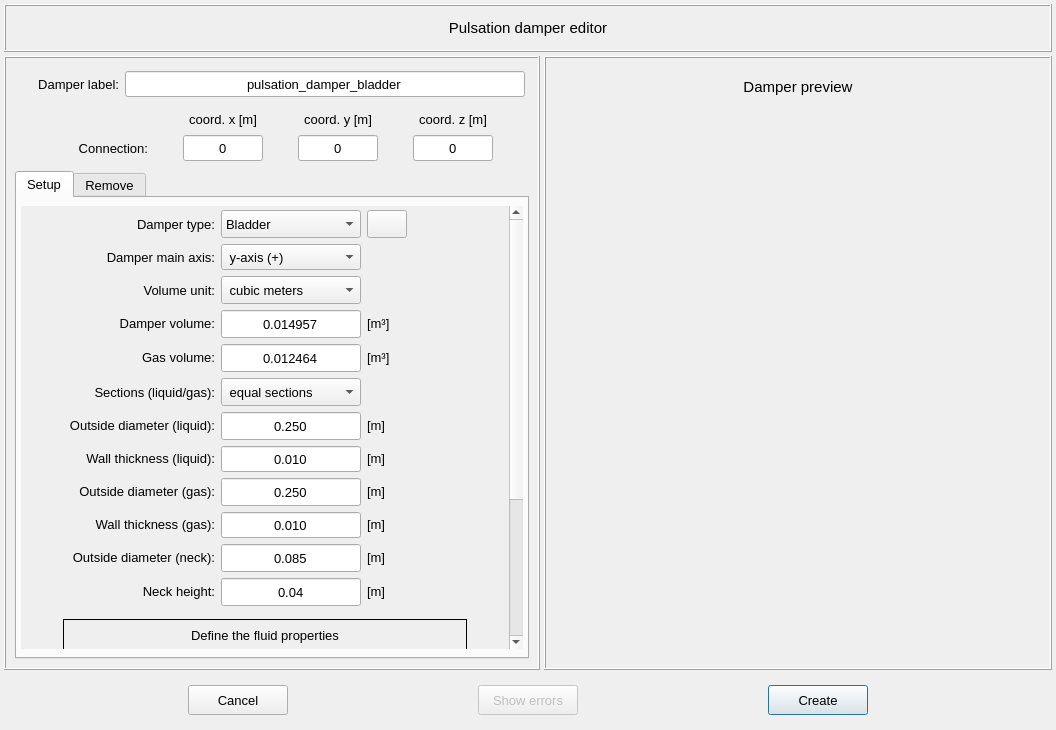
This is pulse/interface/data/ui_files/model/editor/pulsation_damper_editor_inputs.ui in open-pulse/OpenPulse as Qt 5 draws it before an edit. The edited form follows.
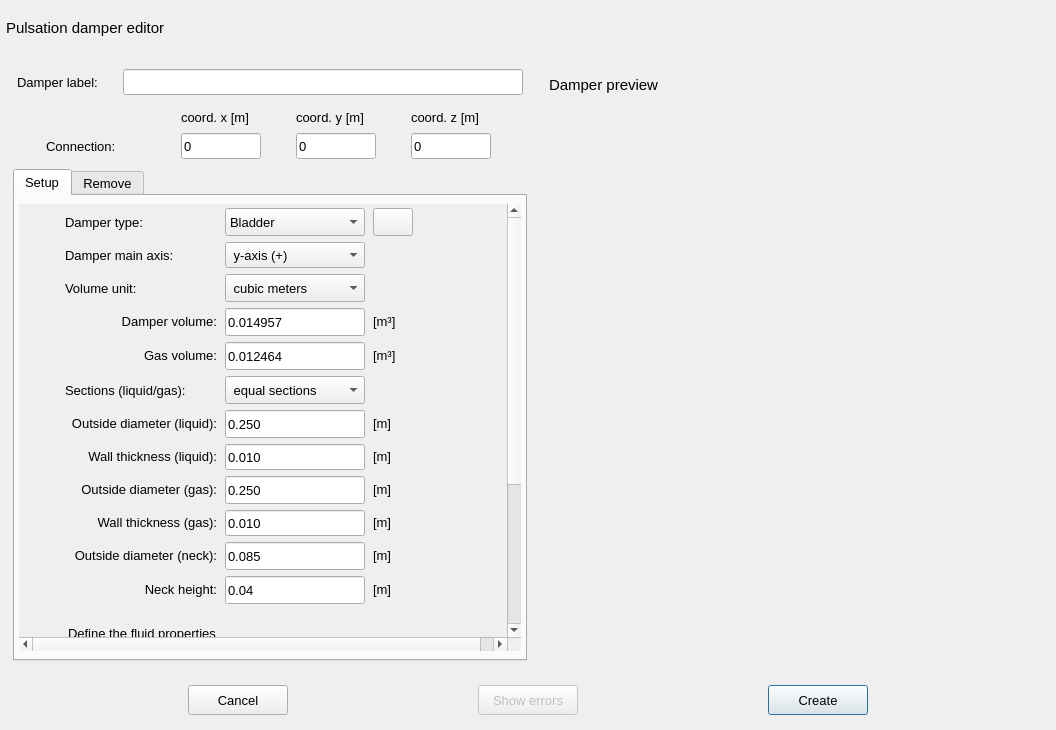
This is the edited form. The open tabs and pages were chosen to show the change. Icons and pictures are not drawn.

Commit message: removes blank spaces, fixes QHEaderView import in fluid widget and minor adjustmens to damper inputs ui

```diff
--- a/pulse/interface/data/ui_files/model/editor/pulsation_damper_editor_inputs.ui
+++ b/pulse/interface/data/ui_files/model/editor/pulsation_damper_editor_inputs.ui
@@ -49,10 +49,7 @@
       </font>
      </property>
      <property name="frameShape">
-      <enum>QFrame::Shape::Box</enum>
-     </property>
-     <property name="frameShadow">
-      <enum>QFrame::Shadow::Raised</enum>
+      <enum>QFrame::NoFrame</enum>
      </property>
      <layout class="QGridLayout" name="gridLayout_4">
       <item row="3" column="0">
@@ -64,10 +61,7 @@
          </size>
         </property>
         <property name="frameShape">
-         <enum>QFrame::Shape::NoFrame</enum>
-        </property>
-        <property name="frameShadow">
-         <enum>QFrame::Shadow::Raised</enum>
+         <enum>QFrame::NoFrame</enum>
         </property>
         <layout class="QGridLayout" name="gridLayout_10">
          <property name="leftMargin">
@@ -103,6 +97,7 @@
             <font>
              <family>MS Shell Dlg 2</family>
              <pointsize>10</pointsize>
+             <weight>50</weight>
              <italic>false</italic>
              <bold>false</bold>
             </font>
@@ -143,7 +138,7 @@
                  <rect>
                   <x>0</x>
                   <y>0</y>
-                  <width>496</width>
+                  <width>495</width>
                   <height>658</height>
                  </rect>
                 </property>
@@ -172,10 +167,7 @@
                     </size>
                    </property>
                    <property name="frameShape">
-                    <enum>QFrame::Shape::NoFrame</enum>
-                   </property>
-                   <property name="frameShadow">
-                    <enum>QFrame::Shadow::Raised</enum>
+                    <enum>QFrame::NoFrame</enum>
                    </property>
                    <layout class="QGridLayout" name="gridLayout_14">
                     <property name="leftMargin">
@@ -195,9 +187,6 @@
                     </property>
                     <item row="0" column="0">
                      <spacer name="horizontalSpacer_11">
-                      <property name="orientation">
-                       <enum>Qt::Orientation::Horizontal</enum>
-                      </property>
                       <property name="sizeHint" stdset="0">
                        <size>
                         <width>40</width>
@@ -259,6 +248,7 @@
                        <font>
                         <family>MS Shell Dlg 2</family>
                         <pointsize>10</pointsize>
+                        <weight>50</weight>
                         <italic>false</italic>
                         <bold>false</bold>
                        </font>
@@ -266,9 +256,6 @@
                       <property name="text">
                        <string>&lt;html&gt;&lt;head/&gt;&lt;body&gt;&lt;p align=&quot;right&quot;&gt;Gas volume:&lt;/p&gt;&lt;/body&gt;&lt;/html&gt;</string>
                       </property>
-                      <property name="alignment">
-                       <set>Qt::AlignmentFlag::AlignRight|Qt::AlignmentFlag::AlignTrailing|Qt::AlignmentFlag::AlignVCenter</set>
-                      </property>
                      </widget>
                     </item>
                     <item row="12" column="2">
@@ -289,6 +276,7 @@
                        <font>
                         <family>MS Shell Dlg 2</family>
                         <pointsize>10</pointsize>
+                        <weight>50</weight>
                         <italic>false</italic>
                         <bold>false</bold>
                        </font>
@@ -299,9 +287,6 @@
                       <property name="text">
                        <string>0.010</string>
                       </property>
-                      <property name="alignment">
-                       <set>Qt::AlignmentFlag::AlignCenter</set>
-                      </property>
                      </widget>
                     </item>
                     <item row="12" column="3">
@@ -322,6 +307,7 @@
                        <font>
                         <family>MS Shell Dlg 2</family>
                         <pointsize>10</pointsize>
+                        <weight>50</weight>
                         <italic>false</italic>
                         <bold>false</bold>
                        </font>
@@ -329,9 +315,6 @@
                       <property name="text">
                        <string>&lt;html&gt;&lt;head/&gt;&lt;body&gt;&lt;p&gt;[m]&lt;/p&gt;&lt;/body&gt;&lt;/html&gt;</string>
                       </property>
-                      <property name="alignment">
-                       <set>Qt::AlignmentFlag::AlignLeading|Qt::AlignmentFlag::AlignLeft|Qt::AlignmentFlag::AlignVCenter</set>
-                      </property>
                      </widget>
                     </item>
                     <item row="14" column="2">
@@ -352,6 +335,7 @@
                        <font>
                         <family>MS Shell Dlg 2</family>
                         <pointsize>10</pointsize>
+                        <weight>50</weight>
                         <italic>false</italic>
                         <bold>false</bold>
                        </font>
@@ -362,9 +346,6 @@
                       <property name="text">
                        <string>0.04</string>
                       </property>
-                      <property name="alignment">
-                       <set>Qt::AlignmentFlag::AlignCenter</set>
-                      </property>
                      </widget>
                     </item>
                     <item row="8" column="3">
@@ -385,6 +366,7 @@
                        <font>
                         <family>MS Shell Dlg 2</family>
                         <pointsize>10</pointsize>
+                        <weight>50</weight>
                         <italic>false</italic>
                         <bold>false</bold>
                        </font>
@@ -392,9 +374,6 @@
                       <property name="text">
                        <string>&lt;html&gt;&lt;head/&gt;&lt;body&gt;&lt;p&gt;[m]&lt;/p&gt;&lt;/body&gt;&lt;/html&gt;</string>
                       </property>
-                      <property name="alignment">
-                       <set>Qt::AlignmentFlag::AlignLeading|Qt::AlignmentFlag::AlignLeft|Qt::AlignmentFlag::AlignVCenter</set>
-                      </property>
                      </widget>
                     </item>
                     <item row="5" column="2">
@@ -415,6 +394,7 @@
                        <font>
                         <family>MS Shell Dlg 2</family>
                         <pointsize>10</pointsize>
+                        <weight>50</weight>
                         <italic>false</italic>
                         <bold>false</bold>
                        </font>
@@ -422,9 +402,6 @@
                       <property name="text">
                        <string>0.014957</string>
                       </property>
-                      <property name="alignment">
-                       <set>Qt::AlignmentFlag::AlignCenter</set>
-                      </property>
                      </widget>
                     </item>
                     <item row="13" column="2">
@@ -445,6 +422,7 @@
                        <font>
                         <family>MS Shell Dlg 2</family>
                         <pointsize>10</pointsize>
+                        <weight>50</weight>
                         <italic>false</italic>
                         <bold>false</bold>
                        </font>
@@ -455,9 +433,6 @@
                       <property name="text">
                        <string>0.085</string>
                       </property>
-                      <property name="alignment">
-                       <set>Qt::AlignmentFlag::AlignCenter</set>
-                      </property>
                      </widget>
                     </item>
                     <item row="8" column="2">
@@ -478,6 +453,7 @@
                        <font>
                         <family>MS Shell Dlg 2</family>
                         <pointsize>10</pointsize>
+                        <weight>50</weight>
                         <italic>false</italic>
                         <bold>false</bold>
                        </font>
@@ -488,9 +464,6 @@
                       <property name="text">
                        <string>0.250</string>
                       </property>
-                      <property name="alignment">
-                       <set>Qt::AlignmentFlag::AlignCenter</set>
-                      </property>
                      </widget>
                     </item>
                     <item row="8" column="1">
@@ -511,6 +484,7 @@
                        <font>
                         <family>MS Shell Dlg 2</family>
                         <pointsize>10</pointsize>
+                        <weight>50</weight>
                         <italic>false</italic>
                         <bold>false</bold>
                        </font>
@@ -518,9 +492,6 @@
                       <property name="text">
                        <string>&lt;html&gt;&lt;head/&gt;&lt;body&gt;&lt;p align=&quot;right&quot;&gt;Outside diameter (liquid):&lt;/p&gt;&lt;/body&gt;&lt;/html&gt;</string>
                       </property>
-                      <property name="alignment">
-                       <set>Qt::AlignmentFlag::AlignRight|Qt::AlignmentFlag::AlignTrailing|Qt::AlignmentFlag::AlignVCenter</set>
-                      </property>
                      </widget>
                     </item>
                     <item row="5" column="3">
@@ -541,6 +512,7 @@
                        <font>
                         <family>MS Shell Dlg 2</family>
                         <pointsize>10</pointsize>
+                        <weight>50</weight>
                         <italic>false</italic>
                         <bold>false</bold>
                        </font>
@@ -548,9 +520,6 @@
                       <property name="text">
                        <string>&lt;html&gt;&lt;head/&gt;&lt;body&gt;&lt;p&gt;[m³]&lt;/p&gt;&lt;/body&gt;&lt;/html&gt;</string>
                       </property>
-                      <property name="alignment">
-                       <set>Qt::AlignmentFlag::AlignLeading|Qt::AlignmentFlag::AlignLeft|Qt::AlignmentFlag::AlignVCenter</set>
-                      </property>
                      </widget>
                     </item>
                     <item row="4" column="1">
@@ -571,6 +540,7 @@
                        <font>
                         <family>MS Shell Dlg 2</family>
                         <pointsize>10</pointsize>
+                        <weight>50</weight>
                         <italic>false</italic>
                         <bold>false</bold>
                        </font>
@@ -578,9 +548,6 @@
                       <property name="text">
                        <string>Volume unit:</string>
                       </property>
-                      <property name="alignment">
-                       <set>Qt::AlignmentFlag::AlignRight|Qt::AlignmentFlag::AlignTrailing|Qt::AlignmentFlag::AlignVCenter</set>
-                      </property>
                      </widget>
                     </item>
                     <item row="14" column="1">
@@ -601,6 +568,7 @@
                        <font>
                         <family>MS Shell Dlg 2</family>
                         <pointsize>10</pointsize>
+                        <weight>50</weight>
                         <italic>false</italic>
                         <bold>false</bold>
                        </font>
@@ -608,9 +576,6 @@
                       <property name="text">
                        <string>&lt;html&gt;&lt;head/&gt;&lt;body&gt;&lt;p align=&quot;right&quot;&gt;Neck height:&lt;/p&gt;&lt;/body&gt;&lt;/html&gt;</string>
                       </property>
-                      <property name="alignment">
-                       <set>Qt::AlignmentFlag::AlignRight|Qt::AlignmentFlag::AlignTrailing|Qt::AlignmentFlag::AlignVCenter</set>
-                      </property>
                      </widget>
                     </item>
                     <item row="5" column="1">
@@ -631,6 +596,7 @@
                        <font>
                         <family>MS Shell Dlg 2</family>
                         <pointsize>10</pointsize>
+                        <weight>50</weight>
                         <italic>false</italic>
                         <bold>false</bold>
                        </font>
@@ -638,16 +604,10 @@
                       <property name="text">
                        <string>&lt;html&gt;&lt;head/&gt;&lt;body&gt;&lt;p align=&quot;right&quot;&gt;Damper volume:&lt;/p&gt;&lt;/body&gt;&lt;/html&gt;</string>
                       </property>
-                      <property name="alignment">
-                       <set>Qt::AlignmentFlag::AlignRight|Qt::AlignmentFlag::AlignTrailing|Qt::AlignmentFlag::AlignVCenter</set>
-                      </property>
                      </widget>
                     </item>
                     <item row="0" column="4">
                      <spacer name="horizontalSpacer_10">
-                      <property name="orientation">
-                       <enum>Qt::Orientation::Horizontal</enum>
-                      </property>
                       <property name="sizeHint" stdset="0">
                        <size>
                         <width>40</width>
@@ -674,6 +634,7 @@
                        <font>
                         <family>MS Shell Dlg 2</family>
                         <pointsize>10</pointsize>
+                        <weight>50</weight>
                         <italic>false</italic>
                         <bold>false</bold>
                        </font>
@@ -681,9 +642,6 @@
                       <property name="text">
                        <string>&lt;html&gt;&lt;head/&gt;&lt;body&gt;&lt;p&gt;[m³]&lt;/p&gt;&lt;/body&gt;&lt;/html&gt;</string>
                       </property>
-                      <property name="alignment">
-                       <set>Qt::AlignmentFlag::AlignLeading|Qt::AlignmentFlag::AlignLeft|Qt::AlignmentFlag::AlignVCenter</set>
-                      </property>
                      </widget>
                     </item>
                     <item row="3" column="1">
@@ -704,6 +662,7 @@
                        <font>
                         <family>MS Shell Dlg 2</family>
                         <pointsize>10</pointsize>
+                        <weight>50</weight>
                         <italic>false</italic>
                         <bold>false</bold>
                        </font>
@@ -711,9 +670,6 @@
                       <property name="text">
                        <string>Damper main axis:</string>
                       </property>
-                      <property name="alignment">
-                       <set>Qt::AlignmentFlag::AlignRight|Qt::AlignmentFlag::AlignTrailing|Qt::AlignmentFlag::AlignVCenter</set>
-                      </property>
                      </widget>
                     </item>
                     <item row="0" column="1">
@@ -734,6 +690,7 @@
                        <font>
                         <family>MS Shell Dlg 2</family>
                         <pointsize>10</pointsize>
+                        <weight>50</weight>
                         <italic>false</italic>
                         <bold>false</bold>
                        </font>
@@ -741,9 +698,6 @@
                       <property name="text">
                        <string>Damper type:</string>
                       </property>
-                      <property name="alignment">
-                       <set>Qt::AlignmentFlag::AlignRight|Qt::AlignmentFlag::AlignTrailing|Qt::AlignmentFlag::AlignVCenter</set>
-                      </property>
                      </widget>
                     </item>
                     <item row="12" column="1">
@@ -764,6 +718,7 @@
                        <font>
                         <family>MS Shell Dlg 2</family>
                         <pointsize>10</pointsize>
+                        <weight>50</weight>
                         <italic>false</italic>
                         <bold>false</bold>
                        </font>
@@ -771,9 +726,6 @@
                       <property name="text">
                        <string>&lt;html&gt;&lt;head/&gt;&lt;body&gt;&lt;p align=&quot;right&quot;&gt;Wall thickness (gas):&lt;/p&gt;&lt;/body&gt;&lt;/html&gt;</string>
                       </property>
-                      <property name="alignment">
-                       <set>Qt::AlignmentFlag::AlignRight|Qt::AlignmentFlag::AlignTrailing|Qt::AlignmentFlag::AlignVCenter</set>
-                      </property>
                      </widget>
                     </item>
                     <item row="10" column="3">
@@ -794,6 +746,7 @@
                        <font>
                         <family>MS Shell Dlg 2</family>
                         <pointsize>10</pointsize>
+                        <weight>50</weight>
                         <italic>false</italic>
                         <bold>false</bold>
                        </font>
@@ -801,9 +754,6 @@
                       <property name="text">
                        <string>&lt;html&gt;&lt;head/&gt;&lt;body&gt;&lt;p&gt;[m]&lt;/p&gt;&lt;/body&gt;&lt;/html&gt;</string>
                       </property>
-                      <property name="alignment">
-                       <set>Qt::AlignmentFlag::AlignLeading|Qt::AlignmentFlag::AlignLeft|Qt::AlignmentFlag::AlignVCenter</set>
-                      </property>
                      </widget>
                     </item>
                     <item row="4" column="2">
@@ -824,6 +774,7 @@
                        <font>
                         <family>MS Shell Dlg 2</family>
                         <pointsize>10</pointsize>
+                        <weight>50</weight>
                         <italic>false</italic>
                         <bold>false</bold>
                        </font>
@@ -863,6 +814,7 @@
                        <font>
                         <family>MS Shell Dlg 2</family>
                         <pointsize>10</pointsize>
+                        <weight>50</weight>
                         <italic>false</italic>
                         <bold>false</bold>
                        </font>
@@ -900,6 +852,7 @@
                        <font>
                         <family>MS Shell Dlg 2</family>
                         <pointsize>10</pointsize>
+                        <weight>50</weight>
                         <italic>false</italic>
                         <bold>false</bold>
                        </font>
@@ -907,9 +860,6 @@
                       <property name="text">
                        <string>&lt;html&gt;&lt;head/&gt;&lt;body&gt;&lt;p&gt;[m]&lt;/p&gt;&lt;/body&gt;&lt;/html&gt;</string>
                       </property>
-                      <property name="alignment">
-                       <set>Qt::AlignmentFlag::AlignLeading|Qt::AlignmentFlag::AlignLeft|Qt::AlignmentFlag::AlignVCenter</set>
-                      </property>
                      </widget>
                     </item>
                     <item row="6" column="2">
@@ -930,6 +880,7 @@
                        <font>
                         <family>MS Shell Dlg 2</family>
                         <pointsize>10</pointsize>
+                        <weight>50</weight>
                         <italic>false</italic>
                         <bold>false</bold>
                        </font>
@@ -940,9 +891,6 @@
                       <property name="text">
                        <string>0.012464</string>
                       </property>
-                      <property name="alignment">
-                       <set>Qt::AlignmentFlag::AlignCenter</set>
-                      </property>
                      </widget>
                     </item>
                     <item row="7" column="1">
@@ -963,6 +911,7 @@
                        <font>
                         <family>MS Shell Dlg 2</family>
                         <pointsize>10</pointsize>
+                        <weight>50</weight>
                         <italic>false</italic>
                         <bold>false</bold>
                        </font>
@@ -970,9 +919,6 @@
                       <property name="text">
                        <string>Sections (liquid/gas):</string>
                       </property>
-                      <property name="alignment">
-                       <set>Qt::AlignmentFlag::AlignRight|Qt::AlignmentFlag::AlignTrailing|Qt::AlignmentFlag::AlignVCenter</set>
-                      </property>
                      </widget>
                     </item>
                     <item row="7" column="2">
@@ -993,6 +939,7 @@
                        <font>
                         <family>MS Shell Dlg 2</family>
                         <pointsize>10</pointsize>
+                        <weight>50</weight>
                         <italic>false</italic>
                         <bold>false</bold>
                        </font>
@@ -1027,6 +974,7 @@
                        <font>
                         <family>MS Shell Dlg 2</family>
                         <pointsize>10</pointsize>
+                        <weight>50</weight>
                         <italic>false</italic>
                         <bold>false</bold>
                        </font>
@@ -1034,9 +982,6 @@
                       <property name="text">
                        <string>&lt;html&gt;&lt;head/&gt;&lt;body&gt;&lt;p align=&quot;right&quot;&gt;Outside diameter (gas):&lt;/p&gt;&lt;/body&gt;&lt;/html&gt;</string>
                       </property>
-                      <property name="alignment">
-                       <set>Qt::AlignmentFlag::AlignRight|Qt::AlignmentFlag::AlignTrailing|Qt::AlignmentFlag::AlignVCenter</set>
-                      </property>
                      </widget>
                     </item>
                     <item row="13" column="1">
@@ -1057,6 +1002,7 @@
                        <font>
                         <family>MS Shell Dlg 2</family>
                         <pointsize>10</pointsize>
+                        <weight>50</weight>
                         <italic>false</italic>
                         <bold>false</bold>
                        </font>
@@ -1064,9 +1010,6 @@
                       <property name="text">
                        <string>&lt;html&gt;&lt;head/&gt;&lt;body&gt;&lt;p align=&quot;right&quot;&gt;Outside diameter (neck):&lt;/p&gt;&lt;/body&gt;&lt;/html&gt;</string>
                       </property>
-                      <property name="alignment">
-                       <set>Qt::AlignmentFlag::AlignRight|Qt::AlignmentFlag::AlignTrailing|Qt::AlignmentFlag::AlignVCenter</set>
-                      </property>
                      </widget>
                     </item>
                     <item row="10" column="2">
@@ -1087,6 +1030,7 @@
                        <font>
                         <family>MS Shell Dlg 2</family>
                         <pointsize>10</pointsize>
+                        <weight>50</weight>
                         <italic>false</italic>
                         <bold>false</bold>
                        </font>
@@ -1097,9 +1041,6 @@
                       <property name="text">
                        <string>0.250</string>
                       </property>
-                      <property name="alignment">
-                       <set>Qt::AlignmentFlag::AlignCenter</set>
-                      </property>
                      </widget>
                     </item>
                     <item row="13" column="3">
@@ -1120,6 +1061,7 @@
                        <font>
                         <family>MS Shell Dlg 2</family>
                         <pointsize>10</pointsize>
+                        <weight>50</weight>
                         <italic>false</italic>
                         <bold>false</bold>
                        </font>
@@ -1127,9 +1069,6 @@
                       <property name="text">
                        <string>&lt;html&gt;&lt;head/&gt;&lt;body&gt;&lt;p&gt;[m]&lt;/p&gt;&lt;/body&gt;&lt;/html&gt;</string>
                       </property>
-                      <property name="alignment">
-                       <set>Qt::AlignmentFlag::AlignLeading|Qt::AlignmentFlag::AlignLeft|Qt::AlignmentFlag::AlignVCenter</set>
-                      </property>
                      </widget>
                     </item>
                     <item row="3" column="2">
@@ -1150,6 +1089,7 @@
                        <font>
                         <family>MS Shell Dlg 2</family>
                         <pointsize>10</pointsize>
+                        <weight>50</weight>
                         <italic>false</italic>
                         <bold>false</bold>
                        </font>
@@ -1207,6 +1147,7 @@
                        <font>
                         <family>MS Shell Dlg 2</family>
                         <pointsize>10</pointsize>
+                        <weight>50</weight>
                         <italic>false</italic>
                         <bold>false</bold>
                        </font>
@@ -1214,9 +1155,6 @@
                       <property name="text">
                        <string>&lt;html&gt;&lt;head/&gt;&lt;body&gt;&lt;p align=&quot;right&quot;&gt;Wall thickness (liquid):&lt;/p&gt;&lt;/body&gt;&lt;/html&gt;</string>
                       </property>
-                      <property name="alignment">
-                       <set>Qt::AlignmentFlag::AlignRight|Qt::AlignmentFlag::AlignTrailing|Qt::AlignmentFlag::AlignVCenter</set>
-                      </property>
                      </widget>
                     </item>
                     <item row="9" column="2">
@@ -1237,6 +1175,7 @@
                        <font>
                         <family>MS Shell Dlg 2</family>
                         <pointsize>10</pointsize>
+                        <weight>50</weight>
                         <italic>false</italic>
                         <bold>false</bold>
                        </font>
@@ -1247,9 +1186,6 @@
                       <property name="text">
                        <string>0.010</string>
                       </property>
-                      <property name="alignment">
-                       <set>Qt::AlignmentFlag::AlignCenter</set>
-                      </property>
                      </widget>
                     </item>
                     <item row="9" column="3">
@@ -1270,6 +1206,7 @@
                        <font>
                         <family>MS Shell Dlg 2</family>
                         <pointsize>10</pointsize>
+                        <weight>50</weight>
                         <italic>false</italic>
                         <bold>false</bold>
                        </font>
@@ -1277,9 +1214,6 @@
                       <property name="text">
                        <string>&lt;html&gt;&lt;head/&gt;&lt;body&gt;&lt;p&gt;[m]&lt;/p&gt;&lt;/body&gt;&lt;/html&gt;</string>
                       </property>
-                      <property name="alignment">
-                       <set>Qt::AlignmentFlag::AlignLeading|Qt::AlignmentFlag::AlignLeft|Qt::AlignmentFlag::AlignVCenter</set>
-                      </property>
                      </widget>
                     </item>
                    </layout>
@@ -1288,10 +1222,7 @@
                  <item row="1" column="0">
                   <widget class="QFrame" name="frame_3">
                    <property name="frameShape">
-                    <enum>QFrame::Shape::NoFrame</enum>
-                   </property>
-                   <property name="frameShadow">
-                    <enum>QFrame::Shadow::Raised</enum>
+                    <enum>QFrame::NoFrame</enum>
                    </property>
                    <layout class="QGridLayout" name="gridLayout">
                     <item row="4" column="2">
@@ -1395,9 +1326,6 @@
                     </item>
                     <item row="2" column="0">
                      <spacer name="horizontalSpacer_2">
-                      <property name="orientation">
-                       <enum>Qt::Orientation::Horizontal</enum>
-                      </property>
                       <property name="sizeHint" stdset="0">
                        <size>
                         <width>40</width>
@@ -1424,29 +1352,24 @@
                        <font>
                         <family>MS Shell Dlg 2</family>
                         <pointsize>10</pointsize>
+                        <weight>50</weight>
                         <italic>false</italic>
                         <bold>false</bold>
                        </font>
                       </property>
                       <property name="frameShape">
-                       <enum>QFrame::Shape::Box</enum>
+                       <enum>QFrame::NoFrame</enum>
                       </property>
                       <property name="text">
                        <string>Define the fluid properties</string>
                       </property>
                       <property name="textFormat">
-                       <enum>Qt::TextFormat::AutoText</enum>
-                      </property>
-                      <property name="alignment">
-                       <set>Qt::AlignmentFlag::AlignCenter</set>
+                       <enum>Qt::PlainText</enum>
                       </property>
                      </widget>
                     </item>
                     <item row="2" column="4">
                      <spacer name="horizontalSpacer">
-                      <property name="orientation">
-                       <enum>Qt::Orientation::Horizontal</enum>
-                      </property>
                       <property name="sizeHint" stdset="0">
                        <size>
                         <width>40</width>
@@ -2379,10 +2302,7 @@
          </font>
         </property>
         <property name="frameShape">
-         <enum>QFrame::Shape::NoFrame</enum>
-        </property>
-        <property name="frameShadow">
-         <enum>QFrame::Shadow::Raised</enum>
+         <enum>QFrame::NoFrame</enum>
         </property>
         <layout class="QHBoxLayout" name="horizontalLayout">
          <property name="leftMargin">
@@ -2419,9 +2339,6 @@
            <property name="text">
             <string>Damper label:</string>
            </property>
-           <property name="alignment">
-            <set>Qt::AlignmentFlag::AlignRight|Qt::AlignmentFlag::AlignTrailing|Qt::AlignmentFlag::AlignVCenter</set>
-           </property>
           </widget>
          </item>
          <item>
@@ -2444,7 +2361,7 @@
             </font>
            </property>
            <property name="text">
-            <string>pulsation_damper_bladder</string>
+            <string/>
            </property>
            <property name="alignment">
             <set>Qt::AlignmentFlag::AlignCenter</set>
@@ -2463,10 +2380,7 @@
          </size>
         </property>
         <property name="frameShape">
-         <enum>QFrame::Shape::NoFrame</enum>
-        </property>
-        <property name="frameShadow">
-         <enum>QFrame::Shadow::Raised</enum>
+         <enum>QFrame::NoFrame</enum>
         </property>
         <layout class="QGridLayout" name="gridLayout_15">
          <property name="leftMargin">
@@ -2506,9 +2420,6 @@
            <property name="text">
             <string>coord. z [m]</string>
            </property>
-           <property name="alignment">
-            <set>Qt::AlignmentFlag::AlignCenter</set>
-           </property>
           </widget>
          </item>
          <item row="1" column="2">
@@ -2533,9 +2444,6 @@
            <property name="text">
             <string>0</string>
            </property>
-           <property name="alignment">
-            <set>Qt::AlignmentFlag::AlignCenter</set>
-           </property>
           </widget>
          </item>
          <item row="1" column="3">
@@ -2560,9 +2468,6 @@
            <property name="text">
             <string>0</string>
            </property>
-           <property name="alignment">
-            <set>Qt::AlignmentFlag::AlignCenter</set>
-           </property>
           </widget>
          </item>
          <item row="0" column="2">
@@ -2587,9 +2492,6 @@
            <property name="text">
             <string>coord. y [m]</string>
            </property>
-           <property name="alignment">
-            <set>Qt::AlignmentFlag::AlignCenter</set>
-           </property>
           </widget>
          </item>
          <item row="1" column="0">
@@ -2614,9 +2516,6 @@
            <property name="text">
             <string>Connection:</string>
            </property>
-           <property name="alignment">
-            <set>Qt::AlignmentFlag::AlignRight|Qt::AlignmentFlag::AlignTrailing|Qt::AlignmentFlag::AlignVCenter</set>
-           </property>
           </widget>
          </item>
          <item row="0" column="1">
@@ -2641,9 +2540,6 @@
            <property name="text">
             <string>coord. x [m]</string>
            </property>
-           <property name="alignment">
-            <set>Qt::AlignmentFlag::AlignCenter</set>
-           </property>
           </widget>
          </item>
          <item row="1" column="1">
@@ -2668,9 +2564,6 @@
            <property name="text">
             <string>0</string>
            </property>
-           <property name="alignment">
-            <set>Qt::AlignmentFlag::AlignCenter</set>
-           </property>
           </widget>
          </item>
         </layout>
@@ -2693,10 +2586,7 @@
       </font>
      </property>
      <property name="frameShape">
-      <enum>QFrame::Shape::Box</enum>
-     </property>
-     <property name="frameShadow">
-      <enum>QFrame::Shadow::Raised</enum>
+      <enum>QFrame::NoFrame</enum>
      </property>
      <layout class="QGridLayout" name="gridLayout_3">
       <property name="leftMargin">
@@ -2754,9 +2644,6 @@
         <property name="text">
          <string>Damper preview</string>
         </property>
-        <property name="alignment">
-         <set>Qt::AlignmentFlag::AlignCenter</set>
-        </property>
         <property name="wordWrap">
          <bool>false</bool>
         </property>
@@ -2927,10 +2814,7 @@
       </font>
      </property>
      <property name="frameShape">
-      <enum>QFrame::Shape::Box</enum>
-     </property>
-     <property name="frameShadow">
-      <enum>QFrame::Shadow::Raised</enum>
+      <enum>QFrame::NoFrame</enum>
      </property>
      <layout class="QGridLayout" name="gridLayout_12">
       <property name="leftMargin">
@@ -2960,6 +2844,7 @@
          <font>
           <family>MS Shell Dlg 2</family>
           <pointsize>11</pointsize>
+          <weight>50</weight>
           <italic>false</italic>
           <bold>false</bold>
          </font>
@@ -2971,10 +2856,7 @@
          <string>Pulsation damper editor</string>
         </property>
         <property name="textFormat">
-         <enum>Qt::TextFormat::AutoText</enum>
-        </property>
-        <property name="alignment">
-         <set>Qt::AlignmentFlag::AlignCenter</set>
+         <enum>Qt::PlainText</enum>
         </property>
        </widget>
       </item>
```
Left out of the diff: 138 changed lines with no effect on the pictures. The commit also changes 2 other files.
